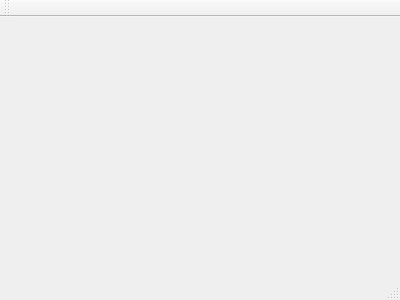
sabinakaczor/C_Cpp, file Chinczyk/mainwindow.ui: the form before one commit.
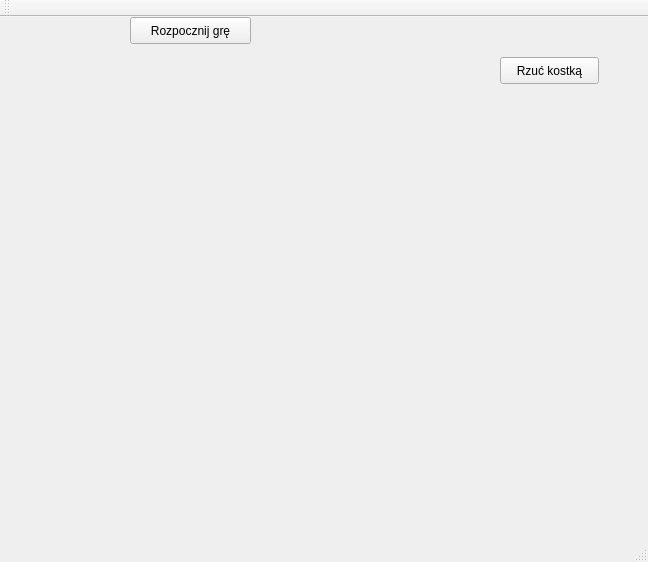
The form after the commit.

Diff of the .ui file:
```diff
--- a/Chinczyk/mainwindow.ui
+++ b/Chinczyk/mainwindow.ui
@@ -1,24 +1,66 @@
 <ui version="4.0">
  <class>MainWindow</class>
- <widget class="QMainWindow" name="MainWindow" >
-  <property name="geometry" >
+ <widget class="QMainWindow" name="MainWindow">
+  <property name="geometry">
    <rect>
     <x>0</x>
     <y>0</y>
-    <width>400</width>
-    <height>300</height>
+    <width>648</width>
+    <height>562</height>
    </rect>
   </property>
   <property name="windowTitle" >
    <string>MainWindow</string>
   </property>
-  <widget class="QMenuBar" name="menuBar" />
-  <widget class="QToolBar" name="mainToolBar" />
-  <widget class="QWidget" name="centralWidget" />
-  <widget class="QStatusBar" name="statusBar" />
+  <widget class="QWidget" name="centralWidget">
+   <widget class="QPushButton" name="button_start">
+    <property name="geometry">
+     <rect>
+      <x>130</x>
+      <y>0</y>
+      <width>121</width>
+      <height>27</height>
+     </rect>
+    </property>
+    <property name="text">
+     <string>Rozpocznij grę</string>
+    </property>
+   </widget>
+   <widget class="QPushButton" name="throw_die">
+    <property name="geometry">
+     <rect>
+      <x>500</x>
+      <y>40</y>
+      <width>99</width>
+      <height>27</height>
+     </rect>
+    </property>
+    <property name="text">
+     <string>Rzuć kostką</string>
+    </property>
+   </widget>
+  </widget>
+  <widget class="QMenuBar" name="menuBar">
+   <property name="geometry">
+    <rect>
+     <x>0</x>
+     <y>0</y>
+     <width>648</width>
+     <height>25</height>
+    </rect>
+   </property>
+  </widget>
+  <widget class="QToolBar" name="mainToolBar">
+   <attribute name="toolBarArea">
+    <enum>TopToolBarArea</enum>
+   </attribute>
+   <attribute name="toolBarBreak">
+    <bool>false</bool>
+   </attribute>
+  </widget>
+  <widget class="QStatusBar" name="statusBar"/>
  </widget>
- <layoutDefault spacing="6" margin="11" />
- <pixmapfunction></pixmapfunction>
+ <layoutdefault spacing="6" margin="11"/>
  <resources/>
  <connections/>
 </ui>
```
Left out of the diff: 3 changed lines with no effect on the pictures.
